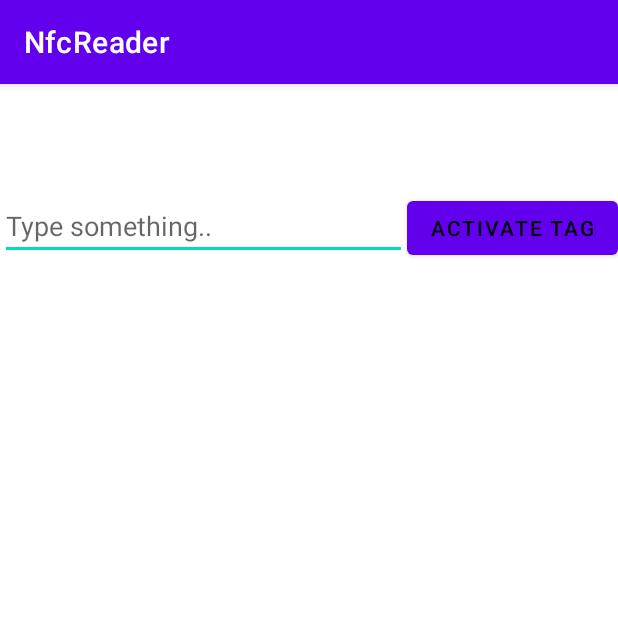
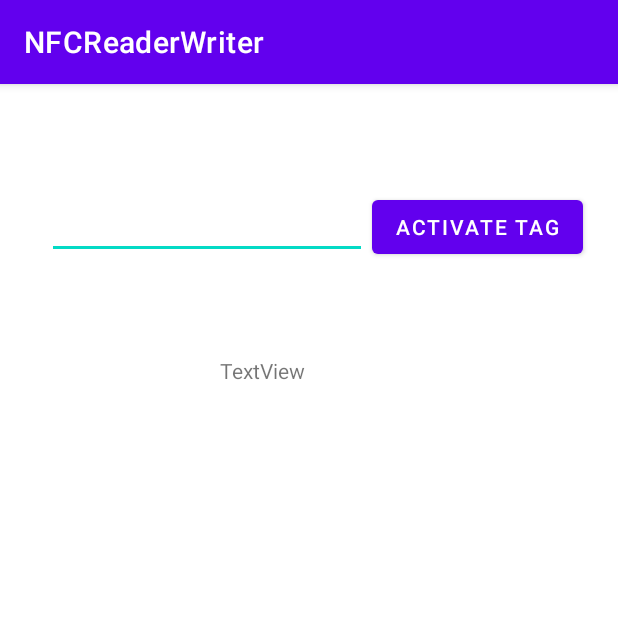
Before and after one commit to boring-anime/reader, an Android app: the MainActivity screen opened directly, with no data from a screen before it, on a phone screen of 412 x 824 dp, the top half of it. Run offline under Robolectric (Android 15) with nearby library versions, the phone set to English and light mode, and no system bars; 2 statements that could not run were skipped.

Commit message:
ndef app

```diff
--- /dev/null
+++ b/app/src/main/java/com/apps/nfcreaderwriter/MainActivity.java
@@ -0,0 +1,179 @@
+package com.apps.nfcreaderwriter;
+
+import androidx.appcompat.app.AppCompatActivity;
+
+import android.app.PendingIntent;
+import android.content.Context;
+import android.content.Intent;
+import android.content.IntentFilter;
+import android.nfc.FormatException;
+import android.nfc.NdefMessage;
+import android.nfc.NdefRecord;
+import android.nfc.NfcAdapter;
+import android.nfc.Tag;
+import android.nfc.tech.Ndef;
+import android.os.Bundle;
+import android.os.Parcelable;
+import android.view.View;
+import android.widget.Button;
+import android.widget.TextView;
+import android.widget.Toast;
+
+import java.io.IOException;
+import java.io.UnsupportedEncodingException;
+import java.nio.charset.StandardCharsets;
+
+public class MainActivity extends AppCompatActivity
+{
+
+    public static final String Error_Detetcted = "No NFC Tag Detetcted";
+    public static final String Write_Success = "Text written Successfully";
+    public static final String Write_Error = "Error during writing";
+
+    NfcAdapter nfcadApter;
+    PendingIntent pendingIntent;
+    IntentFilter writingTagFilter[];
+    boolean writeMode;
+    Tag myTag;
+    Context context;
+    TextView edit_message;
+    TextView nfc_contents;
+    Button activated_button;
+
+    @Override
+    protected void onCreate(Bundle savedInstanceState) {
+        super.onCreate(savedInstanceState);
+        setContentView(R.layout.activity_main);
+        edit_message = (TextView) findViewById(R.id.edittext);
+        nfc_contents = (TextView) findViewById(R.id.textView);
+        activated_button = findViewById(R.id.button);
+        context = this;
+
+        activated_button.setOnClickListener(new View.OnClickListener() {
+            public void onClick(View v) {
+                try {
+                    if (myTag == null) {
+                        Toast.makeText(context, Error_Detetcted, Toast.LENGTH_LONG).show();
+                    } else {
+                        write("PlainText|" + edit_message.getText().toString(), myTag);
+                        Toast.makeText(context, Write_Success, Toast.LENGTH_LONG).show();
+                    }
+
+                } catch (IOException e) {
+                    Toast.makeText(context, Write_Error, Toast.LENGTH_LONG).show();
+                    e.printStackTrace();
+                } catch (FormatException e) {
+                    Toast.makeText(context, Write_Error, Toast.LENGTH_LONG).show();
+                    e.printStackTrace();
+                }
+            }
+        });
+        nfcadApter = NfcAdapter.getDefaultAdapter(this);
+        if (nfcadApter == null) {
+            Toast.makeText(this, "This Device does not support NFC", Toast.LENGTH_SHORT).show();
+            finish();
+        }
+        readfromintant(getIntent());
+        pendingIntent = PendingIntent.getActivity(this, 0, new Intent(this, getClass()).addFlags(Intent.FLAG_ACTIVITY_SINGLE_TOP), 0);
+        IntentFilter tagDetetcted = new IntentFilter(NfcAdapter.ACTION_TAG_DISCOVERED);
+        tagDetetcted.addCategory(Intent.CATEGORY_DEFAULT);
+        writingTagFilter = new IntentFilter[]{tagDetetcted};
+    }
+
+    private void readfromintant(Intent intent)
+    {
+        String action = intent.getAction();
+        if(NfcAdapter.ACTION_TAG_DISCOVERED.equals(action)
+        || NfcAdapter.ACTION_TECH_DISCOVERED.equals(action)
+        || NfcAdapter.ACTION_NDEF_DISCOVERED.equals(action))
+        {
+            Parcelable rawMsgs[] = intent.getParcelableArrayExtra(NfcAdapter.EXTRA_NDEF_MESSAGES);
+            NdefMessage[] msgs = null;
+            if(rawMsgs != null)
+            {
+                msgs = new NdefMessage[rawMsgs.length];
+                for(int i =0; i< rawMsgs.length; i++)
+                {
+                    msgs[i] = (NdefMessage) rawMsgs[i];
+                }
+            }
+            buildTagViews(msgs);
+        }
+    }
+    private void buildTagViews(NdefMessage[] msgs)
+    {
+        if(msgs == null || msgs.length == 0) return;
+
+        String text = "";
+        byte[] payload = msgs[0].getRecords()[0].getPayload();
+        String textEncoding = ((payload[0] & 128) ==0 ) ? "UTF-8" : "UTF-16";
+        int languageCodeLength = payload[0] & 0063;
+        try {
+            {
+                text = new String(payload, languageCodeLength+1, payload.length - languageCodeLength - 1, textEncoding);
+
+            }
+        } catch (UnsupportedEncodingException e) {
+            e.printStackTrace();
+        }
+        nfc_contents.setText("NFC content" + text);
+    }
+    private void write(String text, Tag tag) throws IOException, FormatException
+    {
+        NdefRecord[] records = {createRecord(text)};
+        NdefMessage message = new NdefMessage(records);
+        Ndef ndef = Ndef.get(tag);
+        ndef.connect();
+        ndef.writeNdefMessage(message);
+        ndef.close();
+    }
+    private NdefRecord createRecord(String text) throws UnsupportedEncodingException
+    {
+        String lang = "en";
+        byte[] textBytes = text.getBytes();
+        byte[] langBytes = lang.getBytes("US-ASCII");
+        int langLength = langBytes.length;
+        int textLength = textBytes.length;
+        byte[] payload = new byte[1 + langLength + textLength];
+
+        payload[0] = (byte)langLength;
+        System.arraycopy(langBytes, 0, payload, 1, langLength);
+        System.arraycopy(textBytes, 0, payload, 1+ langLength, textLength);
+
+        NdefRecord recordNFC = new NdefRecord(NdefRecord.TNF_WELL_KNOWN, NdefRecord.RTD_TEXT, new byte[0], payload);
+        return recordNFC;
+    }
+    @Override
+    protected void onNewIntent(Intent intent)
+    {
+        super.onNewIntent(intent);
+        setIntent(intent);
+        readfromintant(intent);
+        if(NfcAdapter.ACTION_TAG_DISCOVERED.equals(intent.getAction()))
+        {
+            myTag = intent.getParcelableExtra(NfcAdapter.EXTRA_TAG);
+        }
+    }
+    @Override
+    public void onPause()
+    {
+        super.onPause();
+        WriteModeOff();
+    }
+    @Override
+    public void onResume()
+    {
+        super.onResume();
+        WriteModeOn();
+    }
+    public void WriteModeOn()
+    {
+        writeMode = true;
+        nfcadApter.enableForegroundDispatch(this,pendingIntent,  writingTagFilter, null);
+    }
+    public void WriteModeOff()
+    {
+        writeMode = false;
+        nfcadApter.disableForegroundDispatch(this);
+    }
+}
--- a/app/src/main/res/layout/activity_main.xml
+++ b/app/src/main/res/layout/activity_main.xml
@@ -6,50 +6,41 @@
     android:layout_height="match_parent"
     tools:context=".MainActivity">
 
-    <TextView
-        android:id="@+id/textView"
+    <EditText
+        android:id="@+id/edittext"
         android:layout_width="wrap_content"
         android:layout_height="wrap_content"
-        android:text="@string/description"
-        android:textColor="#FFFFFF"
-        android:textSize="30sp"
+        android:ems="10"
+        android:inputType="textPersonName"
+        app:layout_constraintBottom_toBottomOf="parent"
+        app:layout_constraintEnd_toEndOf="parent"
+        app:layout_constraintHorizontal_bias="0.159"
         app:layout_constraintStart_toStartOf="parent"
-        app:layout_constraintTop_toTopOf="parent" />
-
-    <LinearLayout
-        android:id="@+id/linearLayout"
-        android:layout_width="match_parent"
-        android:layout_height="wrap_content"
-        app:layout_constraintBottom_toBottomOf="parent"
-        app:layout_constraintTop_toBottomOf="@+id/textView"
-        app:layout_constraintVertical_bias="0.046"
-        tools:layout_editor_absoluteX="34dp">
-
-        <EditText
-
-            android:id="@+id/edit_message"
-            android:layout_width="0dp"
-            android:layout_height="wrap_content"
-            android:layout_weight="2"
-            android:hint="Type something.." />
+        app:layout_constraintTop_toTopOf="parent"
+        app:layout_constraintVertical_bias="0.099" />
 
     <Button
-            android:id="@+id/ActivateButton"
+        android:id="@+id/button"
         android:layout_width="wrap_content"
         android:layout_height="wrap_content"
         android:text="Activate Tag"
-            android:textColor="#000000" />
-
-    </LinearLayout>
+        app:layout_constraintBottom_toBottomOf="parent"
+        app:layout_constraintEnd_toEndOf="parent"
+        app:layout_constraintHorizontal_bias="0.914"
+        app:layout_constraintStart_toStartOf="parent"
+        app:layout_constraintTop_toTopOf="parent"
+        app:layout_constraintVertical_bias="0.099" />
 
     <TextView
-        android:id="@+id/nfc_contents"
-        android:layout_width="match_parent"
-        android:layout_height="wrap_content"
-        android:textColor="#FFFFFF"
+        android:id="@+id/textView"
+        android:layout_width="118dp"
+        android:layout_height="36dp"
+        android:text="TextView"
         app:layout_constraintBottom_toBottomOf="parent"
-        app:layout_constraintTop_toBottomOf="@+id/linearLayout"
-        app:layout_constraintVertical_bias="0.095"
-        tools:layout_editor_absoluteX="36dp" />
+        app:layout_constraintEnd_toEndOf="parent"
+        app:layout_constraintHorizontal_bias="0.498"
+        app:layout_constraintStart_toStartOf="parent"
+        app:layout_constraintTop_toTopOf="parent"
+        app:layout_constraintVertical_bias="0.248" />
 
 </androidx.constraintlayout.widget.ConstraintLayout>
--- a/app/src/main/res/values-night/themes.xml
+++ b/app/src/main/res/values-night/themes.xml
@@ -1,6 +1,6 @@
 <resources xmlns:tools="http://schemas.android.com/tools">
     <!-- Base application theme. -->
-    <style name="Theme.Reader" parent="Theme.MaterialComponents.DayNight.DarkActionBar">
+    <style name="Theme.NFCReaderWriter" parent="Theme.MaterialComponents.DayNight.DarkActionBar">
         <!-- Primary brand color. -->
         <item name="colorPrimary">@color/purple_200</item>
         <item name="colorPrimaryVariant">@color/purple_700</item>
--- a/app/src/main/res/values/strings.xml
+++ b/app/src/main/res/values/strings.xml
@@ -1,4 +1,3 @@
 <resources>
-    <string name="app_name">NfcReader</string>
-    <string name="description">Read and Write NDEF Tag</string>
+    <string name="app_name">NFCReaderWriter</string>
 </resources>
--- a/app/src/main/res/values/themes.xml
+++ b/app/src/main/res/values/themes.xml
@@ -1,6 +1,6 @@
 <resources xmlns:tools="http://schemas.android.com/tools">
     <!-- Base application theme. -->
-    <style name="Theme.Reader" parent="Theme.MaterialComponents.DayNight.DarkActionBar">
+    <style name="Theme.NFCReaderWriter" parent="Theme.MaterialComponents.DayNight.DarkActionBar">
         <!-- Primary brand color. -->
         <item name="colorPrimary">@color/purple_500</item>
         <item name="colorPrimaryVariant">@color/purple_700</item>
--- a/app/src/main/res/xml/nfc_tech_filter.xml
+++ b/app/src/main/res/xml/nfc_tech_filter.xml
@@ -1,5 +1,5 @@
 <?xml version="1.0" encoding="utf-8"?>
-<resources xmlns:xliff="urn:oasis:names:tc:xliff:document:1.2">
+<resources xmlns:xliff = "urn:oasis:names:tc:xliff:document:1.2">
     <tech-list>
         <tech>android.nfc.tech.Ndef</tech>
     </tech-list>
--- a/settings.gradle
+++ b/settings.gradle
@@ -12,5 +12,5 @@ dependencyResolutionManagement {
         mavenCentral()
     }
 }
-rootProject.name = "Reader"
+rootProject.name = "NFCReaderWriter"
 include ':app'
```
Also changed, not shown: app/build.gradle (+5 -7 lines), app/src/main/AndroidManifest.xml (+6 -15 lines), gradle/wrapper/gradle-wrapper.properties, 4 other files. Lines whose indentation alone changed are shown as unchanged.
